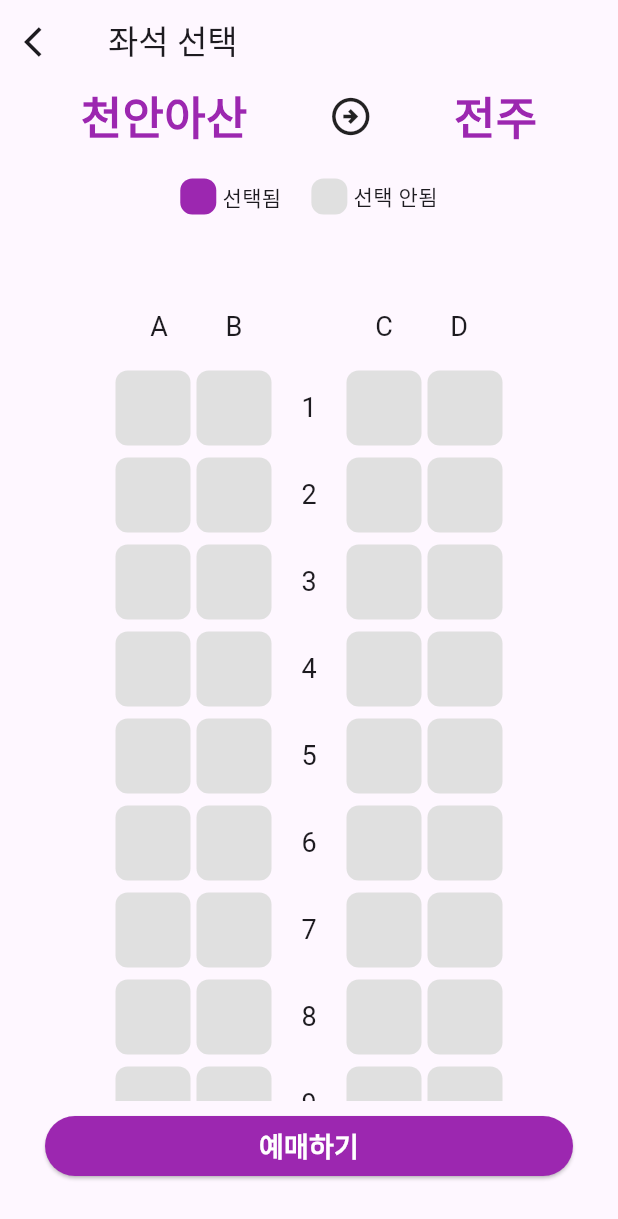
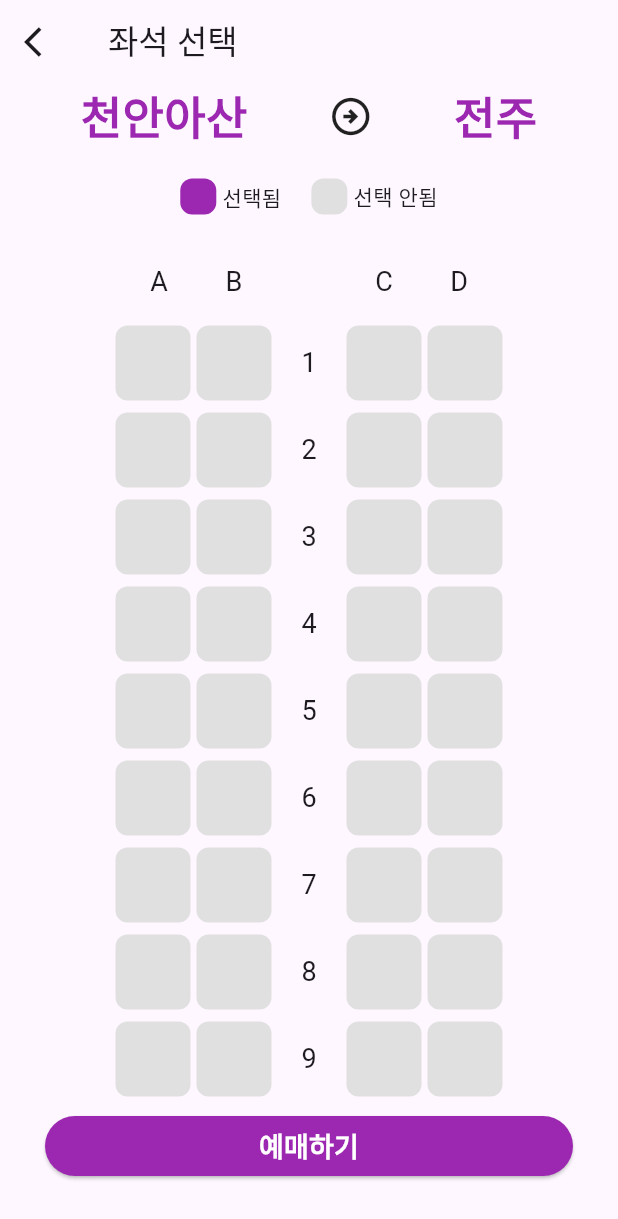
Before and after one commit to footgrammer/flutter_train_app, a Flutter app: the SeatPage screen opened directly, on a phone screen of 412 x 824 dp. Shown: the top 1219 px of the screen. Run offline on Flutter 3.47's test engine with Material 3 defaults, Android fonts, the phone set to English and light mode, and no system bars.

Commit message:
refactor : change padding of listview

```diff
--- a/lib/pages/seat/seat_page.dart
+++ b/lib/pages/seat/seat_page.dart
@@ -32,10 +32,9 @@ class _SeatPageState extends State<SeatPage> {
           TravelInfo('천안아산', '전주'),
           SizedBox(height: 20),
           SeatStatus(),
-          SizedBox(height: 20),
           Expanded(
             child: ListView(
-              padding: EdgeInsets.all(30),
+              padding: EdgeInsets.all(20),
               children: [SeatInfo(), for (int i = 1; i < 21; i++) SingleRow(i)],
             ),
           ),
```
